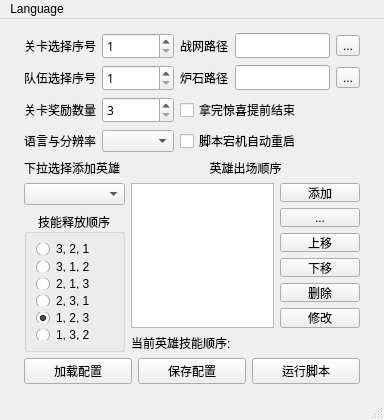
zhoubin-me/lushi_script, file main_chs.ui: the form before one commit.
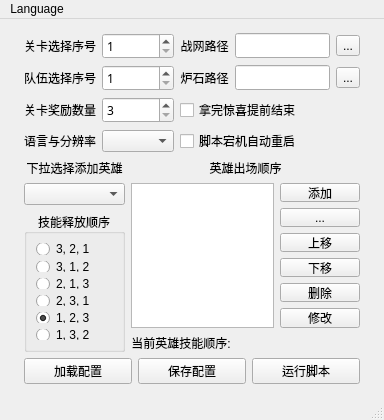
The form after the commit. Custom widgets are drawn as their Qt base class.

The edit to the form file:
```diff
--- a/main_chs.ui
+++ b/main_chs.ui
@@ -83,6 +83,9 @@
           <property name="text">
            <string>战网路径</string>
           </property>
+          <property name="alignment">
+           <set>Qt::AlignCenter</set>
+          </property>
          </widget>
         </item>
         <item row="0" column="3">
@@ -147,6 +150,9 @@
           <property name="text">
            <string>炉石路径</string>
           </property>
+          <property name="alignment">
+           <set>Qt::AlignCenter</set>
+          </property>
          </widget>
         </item>
         <item row="1" column="3">
@@ -269,6 +275,9 @@
             <property name="text">
              <string>下拉选择添加英雄</string>
             </property>
+            <property name="alignment">
+             <set>Qt::AlignCenter</set>
+            </property>
            </widget>
           </item>
           <item>
@@ -476,6 +485,9 @@
             <property name="text">
              <string>当前英雄技能顺序:</string>
             </property>
+            <property name="alignment">
+             <set>Qt::AlignCenter</set>
+            </property>
            </widget>
           </item>
           <item row="7" column="1">
```
Left out of the diff: 11 changed lines with no effect on the pictures.
